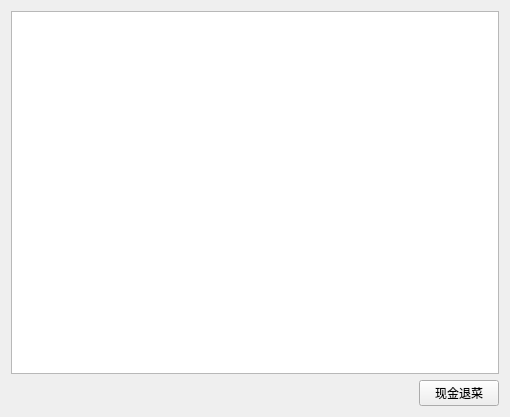
This is src/backwidget.ui in daodaoliang/caicai as Qt 5 draws it before an edit. The edited form follows.
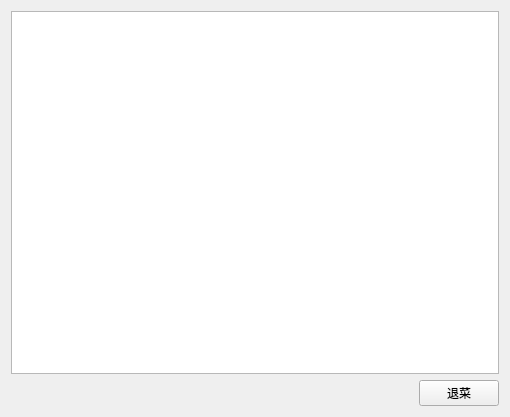
This is the edited form.

Commit message: 修正部分显示内容

The edit to the form file:
```diff
--- a/src/backwidget.ui
+++ b/src/backwidget.ui
@@ -33,7 +33,7 @@
    <item row="1" column="1">
     <widget class="QPushButton" name="pushButton_2">
      <property name="text">
-      <string>现金退菜</string>
+      <string>退菜</string>
      </property>
     </widget>
    </item>
```
The commit also changes 1 other file.
